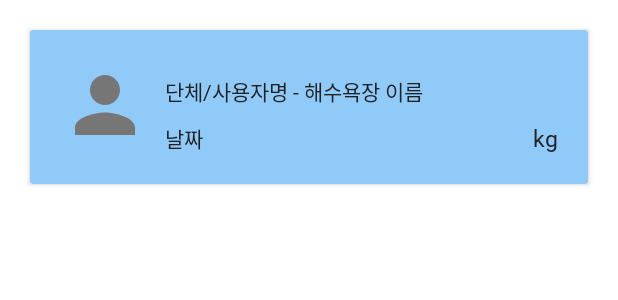
After one commit to GDSC-SKHU/Bakku-Android, an Android app: the layout layout_my_recycler_item.xml on its own in the app's theme, with its tools: preview values and no code run, on a phone screen of 412 x 824 dp. The commit adds this screen. Shown: the top 300 px of the screen. Run offline under Robolectric (Android 15) with nearby library versions, the phone set to English and light mode, and no system bars.

Commit message:
마이페이지 퍼블리싱

```diff
--- a/Bakku/app/build.gradle
+++ b/Bakku/app/build.gradle
@@ -62,8 +62,8 @@ dependencies {
 
 
     //glide - 이미지 처리
-    implementation 'com.github.bumptech.glide:glide:4.14.2'
-    annotationProcessor 'com.github.bumptech.glide:compiler:4.14.2'
+    implementation 'com.github.bumptech.glide:glide:4.15.0'
+    annotationProcessor 'com.github.bumptech.glide:compiler:4.15.0'
 
 
     testImplementation 'junit:junit:4.13.2'
--- a/Bakku/app/src/main/AndroidManifest.xml
+++ b/Bakku/app/src/main/AndroidManifest.xml
@@ -14,6 +14,7 @@
     <uses-permission android:name="android.permission.ACCESS_FINE_LOCATION"/>
 
     <application
+        android:name=".recyclerview.App"
         android:allowBackup="true"
         android:dataExtractionRules="@xml/data_extraction_rules"
         android:fullBackupContent="@xml/backup_rules"
--- /dev/null
+++ b/Bakku/app/src/main/res/drawable/ic_ocean.xml
@@ -0,0 +1,5 @@
+<vector android:height="24dp" android:tint="#777676"
+    android:viewportHeight="24" android:viewportWidth="24"
+    android:width="24dp" xmlns:android="http://schemas.android.com/apk/res/android">
+    <path android:fillColor="@android:color/white" android:pathData="M21.98,14H22H21.98zM5.35,13c1.19,0 1.42,1 3.33,1c1.95,0 2.09,-1 3.33,-1c1.19,0 1.42,1 3.33,1c1.95,0 2.09,-1 3.33,-1c1.19,0 1.4,0.98 3.31,1v-2c-1.19,0 -1.42,-1 -3.33,-1c-1.95,0 -2.09,1 -3.33,1c-1.19,0 -1.42,-1 -3.33,-1c-1.95,0 -2.09,1 -3.33,1c-1.19,0 -1.42,-1 -3.33,-1C3.38,11 3.24,12 2,12v2C3.9,14 4.17,13 5.35,13zM18.67,15c-1.95,0 -2.09,1 -3.33,1c-1.19,0 -1.42,-1 -3.33,-1c-1.95,0 -2.1,1 -3.34,1c-1.24,0 -1.38,-1 -3.33,-1c-1.95,0 -2.1,1 -3.34,1v2c1.95,0 2.11,-1 3.34,-1c1.24,0 1.38,1 3.33,1c1.95,0 2.1,-1 3.34,-1c1.19,0 1.42,1 3.33,1c1.94,0 2.09,-1 3.33,-1c1.19,0 1.42,1 3.33,1v-2C20.76,16 20.62,15 18.67,15zM5.35,9c1.19,0 1.42,1 3.33,1c1.95,0 2.09,-1 3.33,-1c1.19,0 1.42,1 3.33,1c1.95,0 2.09,-1 3.33,-1c1.19,0 1.4,0.98 3.31,1V8c-1.19,0 -1.42,-1 -3.33,-1c-1.95,0 -2.09,1 -3.33,1c-1.19,0 -1.42,-1 -3.33,-1C10.04,7 9.9,8 8.66,8C7.47,8 7.24,7 5.33,7C3.38,7 3.24,8 2,8v2C3.9,10 4.17,9 5.35,9z"/>
+</vector>
--- /dev/null
+++ b/Bakku/app/src/main/res/layout/layout_my_recycler_item.xml
@@ -0,0 +1,52 @@
+<?xml version="1.0" encoding="utf-8"?>
+<androidx.cardview.widget.CardView xmlns:android="http://schemas.android.com/apk/res/android"
+    android:layout_width="match_parent"
+    android:layout_height="wrap_content"
+    xmlns:app="http://schemas.android.com/apk/res-auto"
+    android:backgroundTint="@color/blue_200"
+    android:layout_margin="20dp">
+    <androidx.constraintlayout.widget.ConstraintLayout
+        android:layout_width="match_parent"
+        android:layout_height="wrap_content"
+        android:padding="20dp">
+        <ImageView
+            android:layout_width="60dp"
+            android:layout_height="60dp"
+            android:id="@+id/iv_mypage_recycler"
+            android:src="@drawable/ic_mypage"
+            app:layout_constraintStart_toStartOf="parent"
+            app:layout_constraintTop_toTopOf="parent"/>
+
+        <TextView
+            android:layout_width="wrap_content"
+            android:layout_height="wrap_content"
+            android:id="@+id/tv_mypage_recycler_name"
+            android:padding="10dp"
+            android:text="단체/사용자명 - 해수욕장 이름"
+            android:theme="@style/M14"
+            app:layout_constraintLeft_toRightOf="@id/iv_mypage_recycler"
+            app:layout_constraintTop_toTopOf="parent"/>
+
+        <TextView
+            android:layout_width="wrap_content"
+            android:layout_height="wrap_content"
+            android:id="@+id/tv_mypage_recycler_date"
+            android:paddingLeft="10dp"
+            android:text="날짜"
+            android:theme="@style/M14"
+            app:layout_constraintLeft_toRightOf="@id/iv_mypage_recycler"
+            app:layout_constraintTop_toBottomOf="@id/tv_mypage_recycler_name"/>
+
+        <TextView
+            android:layout_width="wrap_content"
+            android:layout_height="wrap_content"
+            android:id="@+id/tv_mypage_recycler_kg"
+            android:text="@string/mypage_kg"
+            android:theme="@style/B15"
+            app:layout_constraintRight_toRightOf="parent"
+            app:layout_constraintBottom_toBottomOf="parent"/>
+
+
+    </androidx.constraintlayout.widget.ConstraintLayout>
+
+</androidx.cardview.widget.CardView>
--- a/Bakku/app/src/main/res/values/typography.xml
+++ b/Bakku/app/src/main/res/values/typography.xml
@@ -26,6 +26,12 @@
         <item name="android:textColor">@color/black</item>
     </style>
 
+    <style name="SB20">
+        <item name="fontFamily">@font/pretendard_semibold</item>
+        <item name="android:textSize">20dp</item>
+        <item name="android:textColor">@color/black</item>
+    </style>
+
     <style name="R12">
         <item name="fontFamily">@font/pretendard_regular</item>
         <item name="android:textSize">12dp</item>
--- a/Bakku/build.gradle
+++ b/Bakku/build.gradle
@@ -5,6 +5,7 @@ buildscript {
         google()
         mavenCentral()
     }
+
     dependencies {
         classpath "com.android.tools.build:gradle:"
         def nav_version = "2.5.3"
```
Also changed, not shown: Bakku/app/src/main/java/com/example/bakku/fragments/MypageFragment.kt (+44 -0 lines), Bakku/app/src/main/java/com/example/bakku/recyclerview/mypage/MypageModel.kt (added, +8 -0 lines), Bakku/app/src/main/java/com/example/bakku/recyclerview/mypage/MypageRecyclerAdapter.kt (added, +32 -0 lines), Bakku/app/src/main/java/com/example/bakku/recyclerview/mypage/MypageViewHolder.kt (added, +34 -0 lines), Bakku/app/src/main/res/layout/fragment_mypage.xml (+66 -3 lines), Bakku/app/src/main/res/values/strings.xml (+7 -0 lines).
